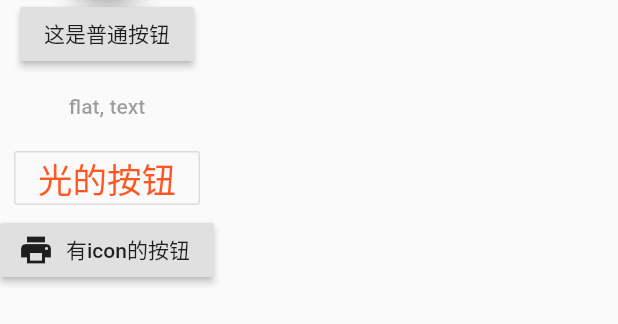
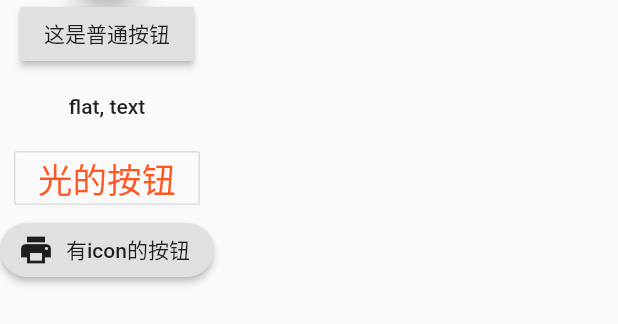
Before and after one commit to wuyxp/flutter-demo, a Flutter app: the ButtenDemo widget shown alone on an empty page, opened directly, on a phone screen of 412 x 824 dp. Shown: the part 518-842 px from the top of the screen. Run offline on Flutter 3.47's test engine with Material 2 defaults, Android fonts, the phone set to English and light mode, and no system bars; our stand-ins replace dio, image_gallery_saver, permission_handler, webview_flutter.

```diff
--- a/lib/button-text.dart
+++ b/lib/_01_单组件/button-text.dart
@@ -42,9 +42,15 @@ class ButtenDemo extends StatelessWidget {
             print('RaisedButton');
           }
         ),
-        FlatButton(onPressed: null, child: Text("flat, text")),
-        OutlineButton(onPressed: null, child: Text('光的按钮', style: TextStyle(color: Colors.deepOrange, fontSize: 23),),),
-        RaisedButton.icon(onPressed: (){}, icon: Icon(Icons.print), label: Text('有icon的按钮')),
+        FlatButton(onPressed: (){}, child: Text("flat, text")),
+        OutlineButton(onPressed: (){}, child: Text('光的按钮', style: TextStyle(color: Colors.deepOrange, fontSize: 23),),),
+        RaisedButton.icon(
+          onPressed: (){},
+          icon: Icon(Icons.print),
+          label: Text('有icon的按钮'),
+          highlightColor: Colors.yellow,
+          shape: RoundedRectangleBorder(borderRadius: BorderRadius.circular(20)),
+        ),
       ],
     );
   }
```
Also changed, not shown: lib/_01_单组件/text_field.dart (added, +83 -0 lines).
